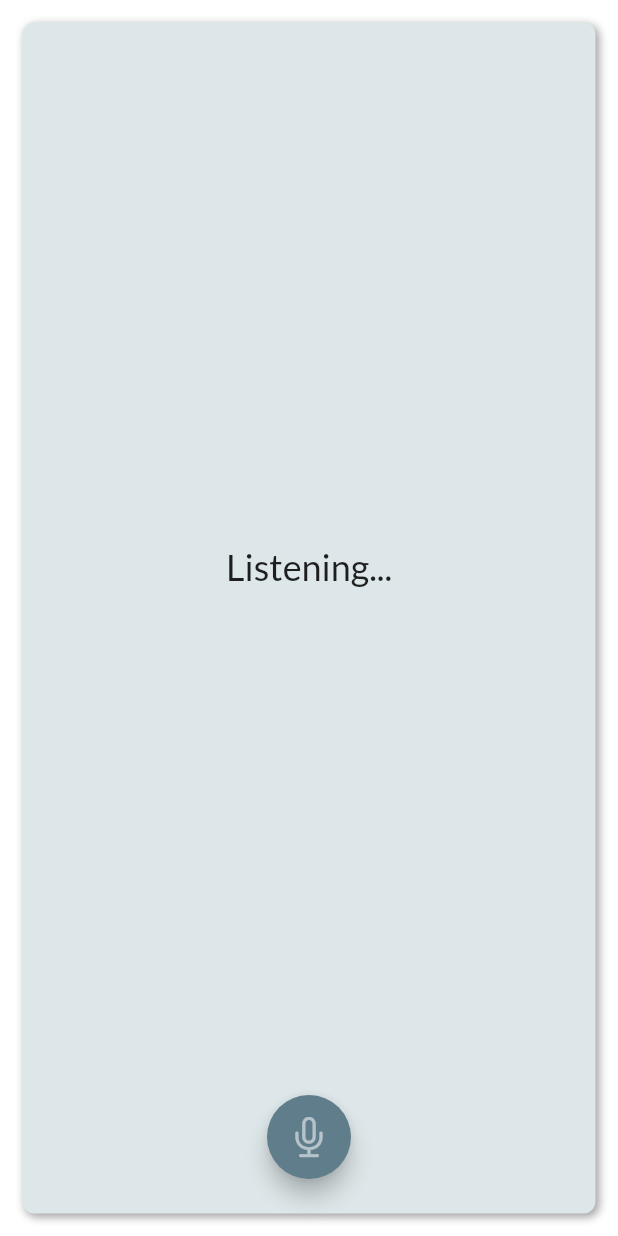
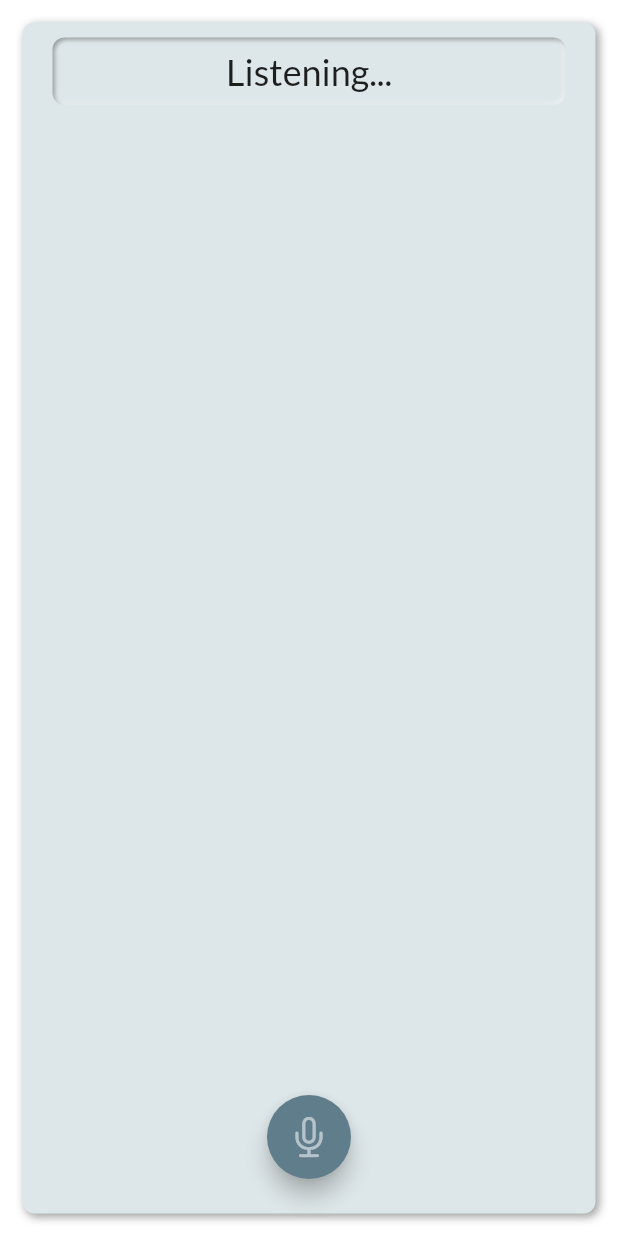
Before and after one commit to Meenakshi2604/illusion, a Flutter app: the SpeechToTextPage screen opened directly, after a tap on an icon or button, on a phone screen of 412 x 824 dp. Run offline on Flutter 3.47's test engine with Material 2 defaults, Android fonts, the phone set to English and light mode, and no system bars; drawn by our look-alikes of avatar_glow, flutter_neumorphic; our stand-ins replace camera, flutter_tts, google_fonts, speech_to_text; missing offline and left inert: alan_voice, tflite_flutter, tflite_flutter_helper.

Commit message:
Multiple recognition

```diff
--- a/lib/screens/home/home.dart
+++ b/lib/screens/home/home.dart
@@ -20,7 +20,7 @@ class _HomePageState extends State<HomePage> {
   bool _muteAI = false;
 
   _HomePageState() {
-    _initAlanButton();
+    //_initAlanButton();
   }
 
   void _initAlanButton() {
--- a/lib/screens/speech_to_text/stt_page.dart
+++ b/lib/screens/speech_to_text/stt_page.dart
@@ -1,11 +1,9 @@
+import 'dart:developer';
 import 'package:avatar_glow/avatar_glow.dart';
 import 'package:flutter/cupertino.dart';
-import 'package:illusion/screens/text_to_speech/tts_page.dart';
-//import 'package:flutter/material.dart';
+import 'package:illusion/main.dart';
 import 'package:speech_to_text/speech_to_text.dart' as stt1;
 import 'package:flutter_neumorphic/flutter_neumorphic.dart';
-
-import '../../main.dart';
 
 class SpeechToTextPage extends StatefulWidget {
   const SpeechToTextPage({Key? key}) : super(key: key);
@@ -17,7 +15,7 @@ class SpeechToTextPage extends StatefulWidget {
 class _SpeechToTextPageState extends State<SpeechToTextPage> {
   bool muteAI = true;
   late stt1.SpeechToText _speech;
-  String text = "Please press the microphone button to start speaking";
+  List<String> texts = ["Please press the microphone button to start speaking"];
 
   @override
   void initState() {
@@ -43,7 +41,7 @@ class _SpeechToTextPageState extends State<SpeechToTextPage> {
             size: 30,
             color: Colors.white54,
           ),
-          backgroundColor: muteAI ? Colours.primaryColor: Colors.blueGrey,
+          backgroundColor: muteAI ? Colours.primaryColor : Colors.blueGrey,
           onPressed: () {
             _listen();
           },
@@ -53,14 +51,23 @@ class _SpeechToTextPageState extends State<SpeechToTextPage> {
         child: Padding(
           padding: const EdgeInsets.all(15.0),
           child: Neumorphic(
-            child: Column(
-              mainAxisAlignment: MainAxisAlignment.spaceEvenly,
-              children: <Widget>[
-                SizedBox(
-                  height: 650,
-                  child: Center(
+            child: SizedBox(
+              child: ListView.builder(
+                itemCount: texts.length,
+                physics: const BouncingScrollPhysics(),
+                itemBuilder: (context, index) => Padding(
+                  padding: const EdgeInsets.only(
+                    left: 20,
+                    right: 20,
+                    top: 10,
+                    bottom: 10,
+                  ),
+                  child: Neumorphic(
+                    style: const NeumorphicStyle(depth: -3.0),
+                    child: Padding(
+                      padding: const EdgeInsets.all(8.0),
                       child: Text(
-                      text,
+                        texts[index],
                         textAlign: TextAlign.center,
                         style: const TextStyle(
                           fontSize: 24,
@@ -68,11 +75,8 @@ class _SpeechToTextPageState extends State<SpeechToTextPage> {
                       ),
                     ),
                   ),
-                const SizedBox(
-                  height: 30,
-                  width: double.infinity,
-                )
-              ],
+                ),
+              ),
             ),
           ),
         ),
@@ -82,30 +86,63 @@ class _SpeechToTextPageState extends State<SpeechToTextPage> {
 
   void _listen() async {
     if (!muteAI) {
+      if (mounted) {
         setState(() {
           muteAI = true;
-        text = "Please press the microphone button to start speaking";
+          texts.add("Please press the microphone button to start speaking");
         });
+      }
       _speech.stop();
     } else {
+      if (mounted) {
         setState(() {
-        text = "Listening...";
+          if (texts
+              .remove("Please press the microphone button to start speaking")) {
+            texts.clear();
+          }
+          texts.add("Listening...");
         });
+      }
 
       bool available = await _speech.initialize(
-        onStatus: (val) => print('onStatus: $val'),
-        onError: (val) => print('onError: $val'),
+        onStatus: (val) => log('onStatus: $val'),
+        onError: (val) {
+          log('onError: $val');
+          if (val.errorMsg == "error_no_match") {
+            muteAI = true;
+            texts.remove("Listening...");
+            _speech.stop();
+            _listen();
+          }
+        },
       );
 
       if (available) {
+        if (mounted) {
           setState(() {
             muteAI = false;
           });
+        }
 
-        _speech.listen(onResult: (val) {
+        String text = "";
+
+        _speech.listen(
+            onSoundLevelChange: (sound) {},
+            onResult: (val) {
+              if (mounted) {
                 setState(() {
+                  texts.remove("Listening...");
+                  texts.remove(text);
                   text = val.recognizedWords;
+                  texts.add(text);
                 });
+              }
+
+              if (val.finalResult) {
+                muteAI = true;
+                _speech.stop();
+                _listen();
+              }
             });
       }
     }
```
Also changed, not shown: lib/screens/text_to_speech/tts_page.dart (+12 -3 lines). Lines whose indentation alone changed are shown as unchanged.
